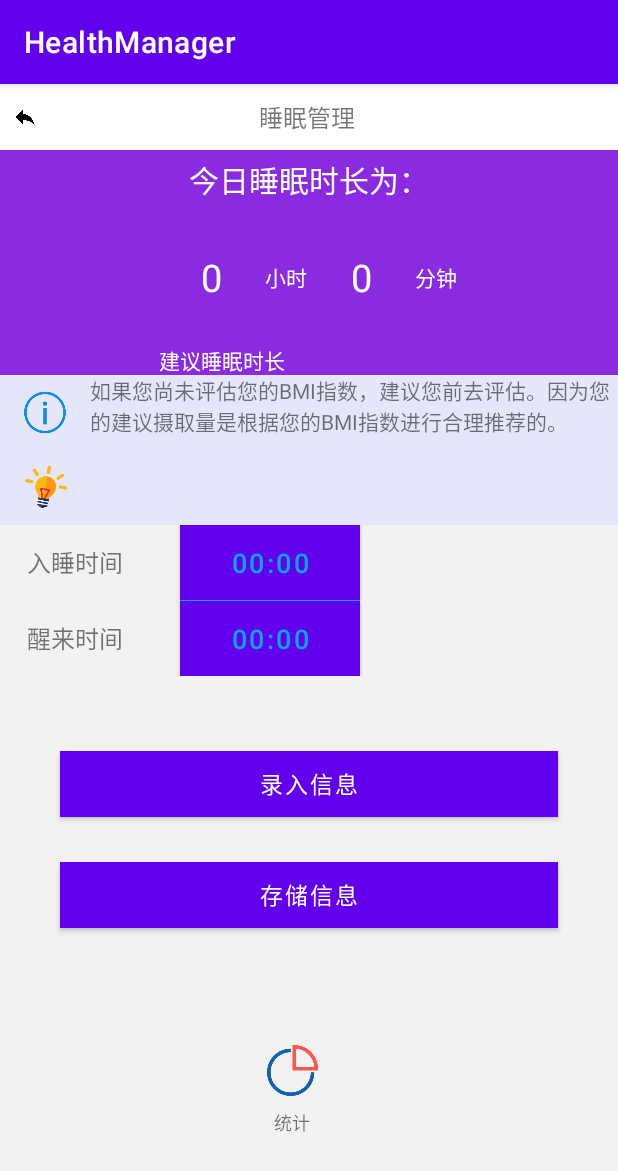
After one commit to shoudianqingnian/HealthManager, an Android app: the SleepManagementActivity screen opened directly, with no data from a screen before it, on a phone screen of 412 x 824 dp. The commit adds this screen. Shown: the top 1171 px of the screen. Run offline under Robolectric (Android 15) with nearby library versions, the phone set to English and light mode, and no system bars.

Commit message:
睡眠管理功能

```diff
--- /dev/null
+++ b/app/src/main/res/layout/activity_sleepmanagement.xml
@@ -0,0 +1,210 @@
+<?xml version="1.0" encoding="utf-8"?>
+<LinearLayout xmlns:android="http://schemas.android.com/apk/res/android"
+    xmlns:app="http://schemas.android.com/apk/res-auto"
+    xmlns:tools="http://schemas.android.com/tools"
+    android:layout_width="match_parent"
+    android:layout_height="match_parent"
+    android:orientation="vertical"
+    android:background="#f2f2f2"
+    tools:context=".SleepManagementActivity">
+    <LinearLayout
+        style="@style/common_title_bar" >
+
+        <ImageView
+            android:id="@+id/iv_sleepreturn"
+            android:layout_width="33dp"
+            android:layout_height="33dp"
+            android:padding="8dp"
+            android:src="@drawable/returnfig" />
+        <TextView
+            android:layout_width="0dp"
+            android:layout_height="wrap_content"
+            android:layout_weight="1"
+            android:gravity="center"
+            android:text="睡眠管理         "
+            android:textSize="16sp" />
+    </LinearLayout>
+    <LinearLayout
+        android:layout_width="match_parent"
+        android:layout_height="150dp"
+        android:orientation="horizontal"
+        android:background="#8a2be2"
+        android:gravity="center">
+        <LinearLayout
+            android:layout_width="200dp"
+            android:layout_height="match_parent"
+            android:orientation="vertical">
+            <TextView
+                android:layout_width="match_parent"
+                android:layout_height="40dp"
+                android:gravity="center"
+                android:text="今日睡眠时长为："
+                android:textSize="20sp"
+                android:textColor="#ffffff"/>
+            <LinearLayout
+                android:layout_width="match_parent"
+                android:layout_height="90dp"
+                android:orientation="horizontal">
+
+                <TextView
+                    android:id="@+id/tv_hourshow"
+                    android:layout_width="70dp"
+                    android:layout_height="match_parent"
+                    android:gravity="center"
+                    android:textColor="#ffffff"
+                    android:textSize="25sp" />
+                <TextView
+                    android:layout_width="30dp"
+                    android:layout_height="match_parent"
+                    android:gravity="center"
+                    android:text="小时"
+                    android:textColor="#ffffff"/>
+
+                <TextView
+                    android:id="@+id/tv_minshow"
+                    android:layout_width="70dp"
+                    android:layout_height="match_parent"
+                    android:gravity="center"
+                    android:textColor="#ffffff"
+                    android:textSize="25sp" />
+                <TextView
+                    android:layout_width="30dp"
+                    android:layout_height="match_parent"
+                    android:gravity="center"
+                    android:text="分钟"
+                    android:textColor="#ffffff"/>
+            </LinearLayout>
+            <LinearLayout
+                android:layout_width="match_parent"
+                android:layout_height="match_parent"
+                android:orientation="horizontal">
+                <TextView
+                    android:layout_width="100dp"
+                    android:layout_height="match_parent"
+                    android:text="建议睡眠时长为："
+                    android:textColor="@color/white"/>
+
+                <TextView
+                    android:id="@+id/tv_sleeptarget"
+                    android:layout_width="match_parent"
+                    android:layout_height="match_parent"
+                    android:textColor="@color/white" />
+            </LinearLayout>
+        </LinearLayout>
+    </LinearLayout>
+    <LinearLayout
+        android:layout_width="match_parent"
+        android:layout_height="50dp"
+        android:background="#e6e6fa">
+        <ImageView
+            android:layout_width="60dp"
+            android:layout_height="match_parent"
+            android:padding="8dp"
+            android:src="@drawable/warningfig"/>
+        <TextView
+            android:layout_width="match_parent"
+            android:layout_height="match_parent"
+            android:text="如果您尚未评估您的BMI指数，建议您前去评估。因为您的建议摄取量是根据您的BMI指数进行合理推荐的。"
+            android:textSize="14sp"/>
+    </LinearLayout>
+    <LinearLayout
+        android:layout_width="match_parent"
+        android:layout_height="50dp"
+        android:orientation="horizontal"
+        android:background="#e6e6fa">
+        <ImageView
+            android:layout_width="60dp"
+            android:layout_height="match_parent"
+            android:padding="8dp"
+            android:src="@drawable/suggestion"/>
+
+        <TextView
+            android:id="@+id/tv_sleepsuggestion"
+            android:layout_width="match_parent"
+            android:layout_height="match_parent"
+            android:gravity="center"
+            android:textSize="14sp" />
+    </LinearLayout>
+    <LinearLayout
+        android:layout_width="match_parent"
+        android:layout_height="50dp"
+        android:orientation="horizontal">
+        <TextView
+            android:layout_width="100dp"
+            android:layout_height="match_parent"
+            android:gravity="center"
+            android:text="入睡时间"
+            android:textSize="16sp"/>
+
+        <Button
+            android:id="@+id/selctbedtime"
+            android:layout_width="120dp"
+            android:layout_height="match_parent"
+            android:layout_marginLeft="20dp"
+            android:background="#ffebcd"
+            android:textSize="18sp"
+            android:textColor="@color/colorThem"/>
+    </LinearLayout>
+    <View
+        android:layout_width="120dp"
+        android:layout_height="1px"
+        android:layout_marginLeft="120dp"
+        android:background="#07a6e6"/>
+    <LinearLayout
+        android:layout_width="match_parent"
+        android:layout_height="50dp"
+        android:orientation="horizontal">
+        <TextView
+            android:layout_width="100dp"
+            android:layout_height="match_parent"
+            android:gravity="center"
+            android:text="醒来时间"
+            android:textSize="16sp"/>
+
+        <Button
+            android:id="@+id/selectwakingtime"
+            android:layout_width="120dp"
+            android:layout_height="match_parent"
+            android:layout_marginLeft="20dp"
+            android:background="#ffebcd"
+            android:textSize="18sp"
+            android:textColor="@color/colorThem"/>
+    </LinearLayout>
+    <Button
+        android:id="@+id/sleeptimeset"
+        android:layout_width="match_parent"
+        android:layout_height="44dp"
+        android:layout_marginLeft="40dp"
+        android:layout_marginTop="50dp"
+        android:layout_marginRight="40dp"
+        android:background="#8a2be2"
+        android:text="录入信息"
+        android:textColor="@android:color/white"
+        android:textSize="15sp" />
+
+    <Button
+        android:id="@+id/savesleepdata"
+        android:layout_width="match_parent"
+        android:layout_height="44dp"
+        android:layout_marginLeft="40dp"
+        android:layout_marginTop="30dp"
+        android:layout_marginRight="40dp"
+        android:background="#8a2be2"
+        android:text="存储信息"
+        android:textColor="@android:color/white"
+        android:textSize="15sp" />
+    <ImageView
+        android:layout_width="50dp"
+        android:layout_height="50dp"
+        android:layout_marginTop="70dp"
+        android:layout_marginLeft="170dp"
+        android:padding="8dp"
+        android:src="@drawable/statistics" />
+    <TextView
+        android:layout_width="50dp"
+        android:layout_height="20dp"
+        android:layout_marginLeft="170dp"
+        android:gravity="center"
+        android:text="统计"
+        android:textSize="12sp"/>
+</LinearLayout>
--- a/app/src/main/res/layout/activity_sportmanager.xml
+++ b/app/src/main/res/layout/activity_sportmanagement.xml
@@ -6,7 +6,7 @@
     android:layout_height="match_parent"
     android:orientation="vertical"
     android:background="#f2f2f2"
-    tools:context=".SportManagerActivity">
+    tools:context=".SportManagementActivity">
     <LinearLayout
         style="@style/common_title_bar" >
 
--- a/app/src/main/res/layout/activity_weightmanager.xml
+++ b/app/src/main/res/layout/activity_weightmanagement.xml
@@ -6,7 +6,7 @@
     android:layout_height="match_parent"
     android:orientation="vertical"
     android:background="#f2f2f2"
-    tools:context=".WeightManagerActivity">
+    tools:context=".WeightManagementActivity">
     <LinearLayout
         style="@style/common_title_bar" >
 
```
Also changed, not shown: app/src/main/AndroidManifest.xml (+5 -2 lines), app/src/main/java/com/healthmanager/MainActivity.java (+9 -8 lines), app/src/main/java/com/healthmanager/SleepManagementActivity.java (added, +294 -0 lines), app/src/main/java/com/healthmanager/SportManagementActivity.java (renamed from app/src/main/java/com/healthmanager/SportManagerActivity.java, +6 -7 lines), app/src/main/java/com/healthmanager/WeightManagementActivity.java (renamed from app/src/main/java/com/healthmanager/WeightManagerActivity.java, +8 -8 lines).
